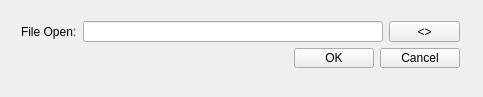
Old version of the form QtOpenGl3d/QtOpenGl3d/ReadFile.ui in the repository qyjbeijing2017/QtOpenGl3d.
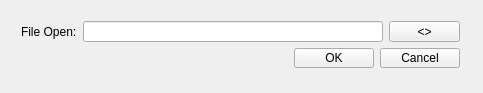
New version of the form.

```diff
--- a/QtOpenGl3d/QtOpenGl3d/ReadFile.ui
+++ b/QtOpenGl3d/QtOpenGl3d/ReadFile.ui
@@ -7,7 +7,7 @@
     <x>0</x>
     <y>0</y>
     <width>483</width>
-    <height>97</height>
+    <height>93</height>
    </rect>
   </property>
   <property name="windowTitle">
```
